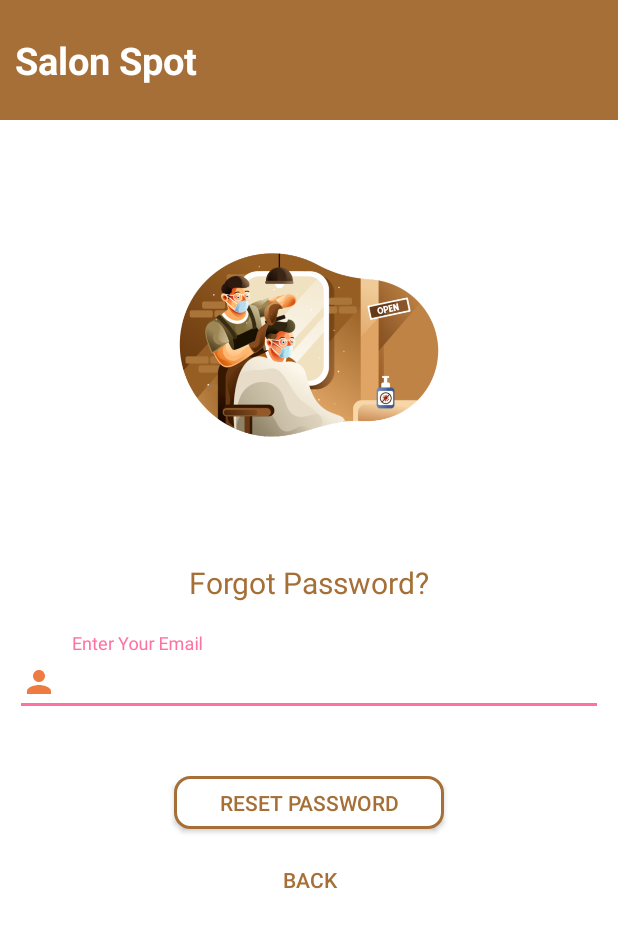
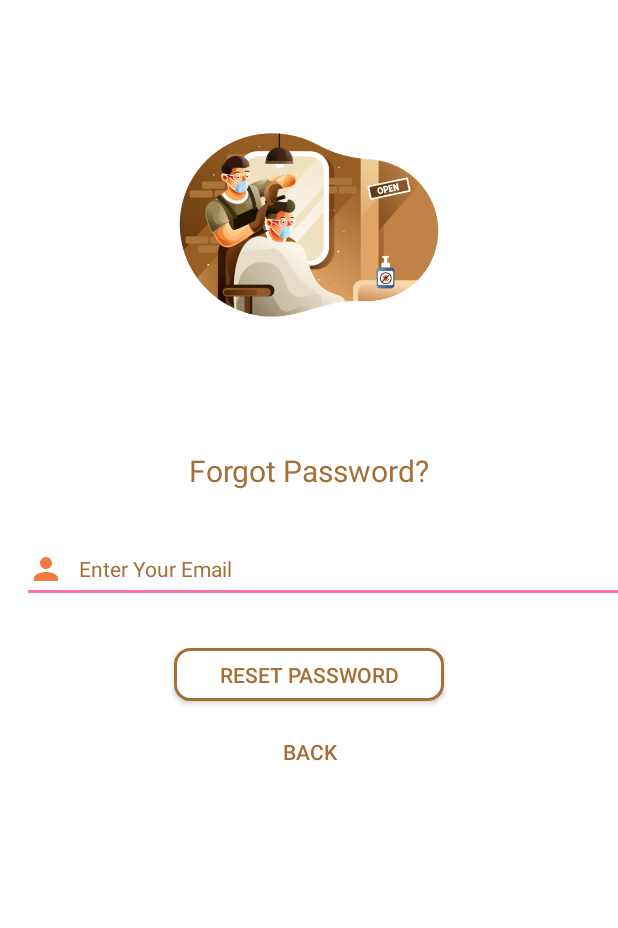
Before and after one commit to salonspot/Salonspotandroid, an Android app: the layout forgot_password.xml on its own in the app's theme, with its tools: preview values and no code run, on a phone screen of 412 x 824 dp. Shown: the top 928 px of the screen. Run offline under Robolectric (Android 15) with nearby library versions, the phone set to English and light mode, and no system bars.

Commit message:
Initial Commit

```diff
--- a/app/src/main/AndroidManifest.xml
+++ b/app/src/main/AndroidManifest.xml
@@ -36,6 +36,7 @@
         <activity android:name=".Dashboard" />
         <activity android:name=".Registration" />
         <activity android:name=".saloonchatmain" />
+        <activity android:name=".ForgotPasswordActivity"/>
 
         <provider
             android:name="androidx.core.content.FileProvider"
--- a/app/src/main/java/com/scet/saloonspot/Showreviewactivity.java
+++ b/app/src/main/java/com/scet/saloonspot/Showreviewactivity.java
@@ -99,9 +99,9 @@ public class Showreviewactivity extends AppCompatActivity {
             @Override
             public void onDataChange(DataSnapshot dataSnapshot) {
                 for(DataSnapshot datas: dataSnapshot.getChildren()){
-                    String rating = datas.child("ratings").getValue().toString();
+                    String rating = datas.child("ratting").getValue().toString();
                     String strReview = datas.child("review").getValue().toString();
-                    String struser = datas.child("review").getValue().toString();
+                    String struser = datas.child("userName").getValue().toString();
                    //String type = datas.child("type").getValue().toString();
 
                     Review review = new Review();
--- a/app/src/main/res/layout/cardview.xml
+++ b/app/src/main/res/layout/cardview.xml
@@ -83,7 +83,7 @@
                     android:id="@+id/srating"
                     android:layout_width="match_parent"
                     android:layout_height="wrap_content"
-                    android:text="0.0⭐"
+                    android:text="0.0"
                     android:textColor="@color/background_color"
                     android:textSize="15dp" />
             </LinearLayout>
--- a/app/src/main/res/layout/forgot_password.xml
+++ b/app/src/main/res/layout/forgot_password.xml
@@ -8,16 +8,7 @@
     android:background="@color/white"
     android:fitsSystemWindows="true"
     android:orientation="vertical">
-    <TextView
-        android:layout_width="match_parent"
-        android:layout_height="80dp"
-        android:background="@color/background_color"
-        android:gravity="center|left"
-        android:padding="10dp"
-        android:text="Salon Spot"
-        android:textColor="@color/white"
-        android:textSize="25sp"
-        android:textStyle="bold" />
+
     <LinearLayout
         android:layout_width="match_parent"
         android:layout_height="wrap_content"
@@ -53,17 +44,13 @@
             android:textSize="20dp" />
 
 
-        <com.google.android.material.textfield.TextInputLayout
-            android:layout_width="match_parent"
-            android:layout_height="wrap_content"
-            android:padding="10dp">
-
             <EditText
                 android:id="@+id/email"
                 android:layout_width="match_parent"
                 android:layout_height="wrap_content"
                 android:layout_marginBottom="10dp"
                 android:layout_marginTop="20dp"
+                android:layout_marginLeft="10dp"
                 android:drawableLeft="@drawable/ic_person_black_24dp"
                 android:hint="Enter Your Email"
                 android:inputType="textEmailAddress"
@@ -71,7 +58,7 @@
                 android:textColorHint="@color/background_color"
                 android:drawablePadding="10dp"
                 android:textSize="14dp" />
-        </com.google.android.material.textfield.TextInputLayout>
+
 
         <!-- Login Button -->
 
```
Also changed, not shown: app/src/main/java/com/scet/saloonspot/Dashboard.java (+54 -12 lines), app/src/main/java/com/scet/saloonspot/LoginActivity.java (+10 -1 lines), app/src/main/java/com/scet/saloonspot/RecommendationServices.java (+13 -0 lines).
